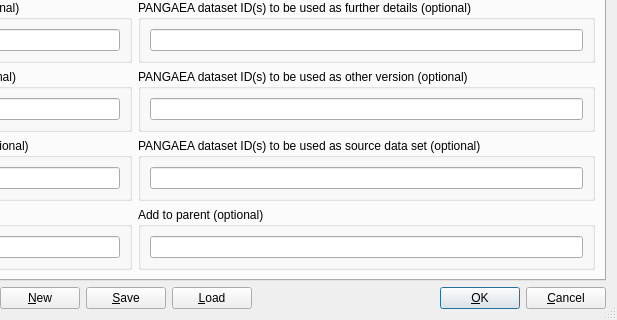
pangaea-data-publisher/Split2Events, file trunk/Forms/Split2EventsDialog/split2eventsdialog.ui: the form before one commit; both pictures show x 347 to 964 and y 465 to 785 of the 964 by 785 pixel window.
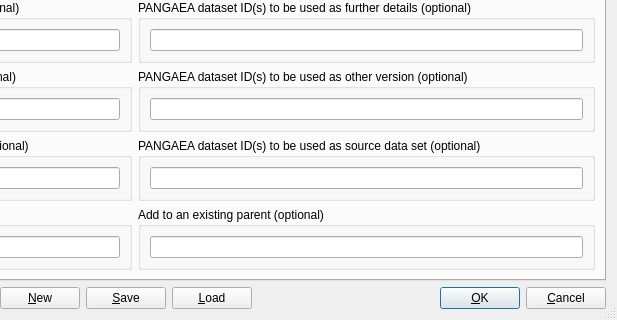
The form after the commit. The open tabs and pages were chosen to show the change.

Commit message: Split2Events main dialog

```diff
--- a/trunk/Forms/Split2EventsDialog/split2eventsdialog.ui
+++ b/trunk/Forms/Split2EventsDialog/split2eventsdialog.ui
@@ -442,7 +442,7 @@
        <item row="4" column="1">
         <widget class="QGroupBox" name="groupBox_21">
          <property name="title">
-          <string>Add to parent (optional)</string>
+          <string>Add to an existing parent (optional)</string>
          </property>
          <layout class="QGridLayout" name="gridLayout_25">
           <item row="0" column="0">
```
